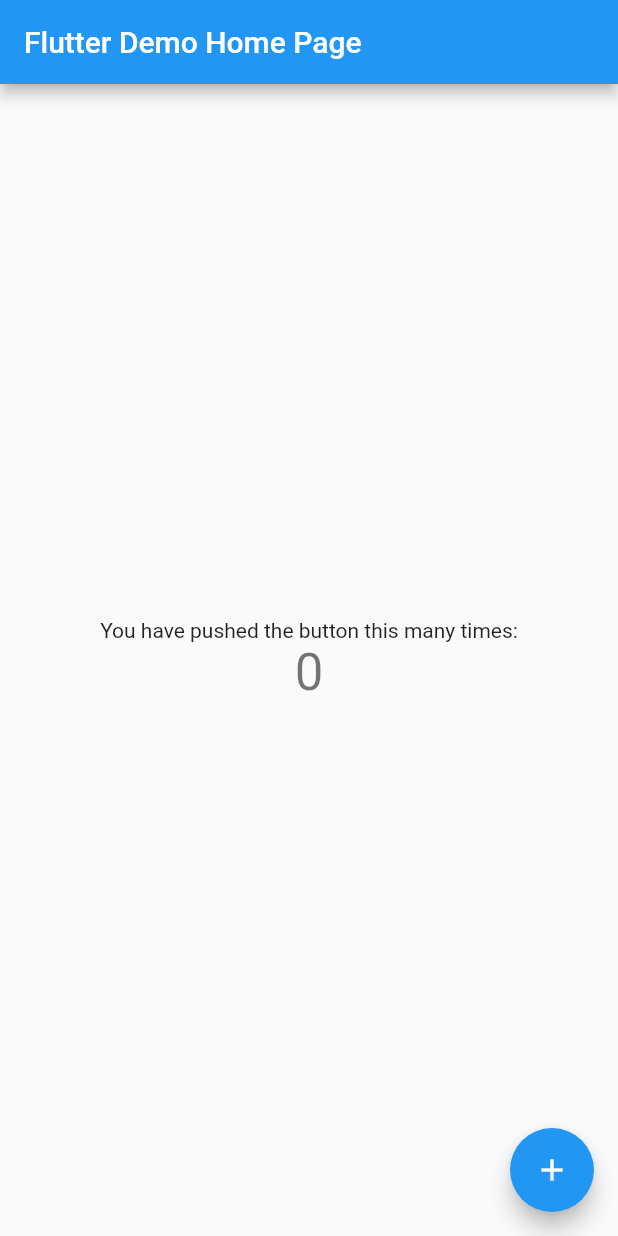
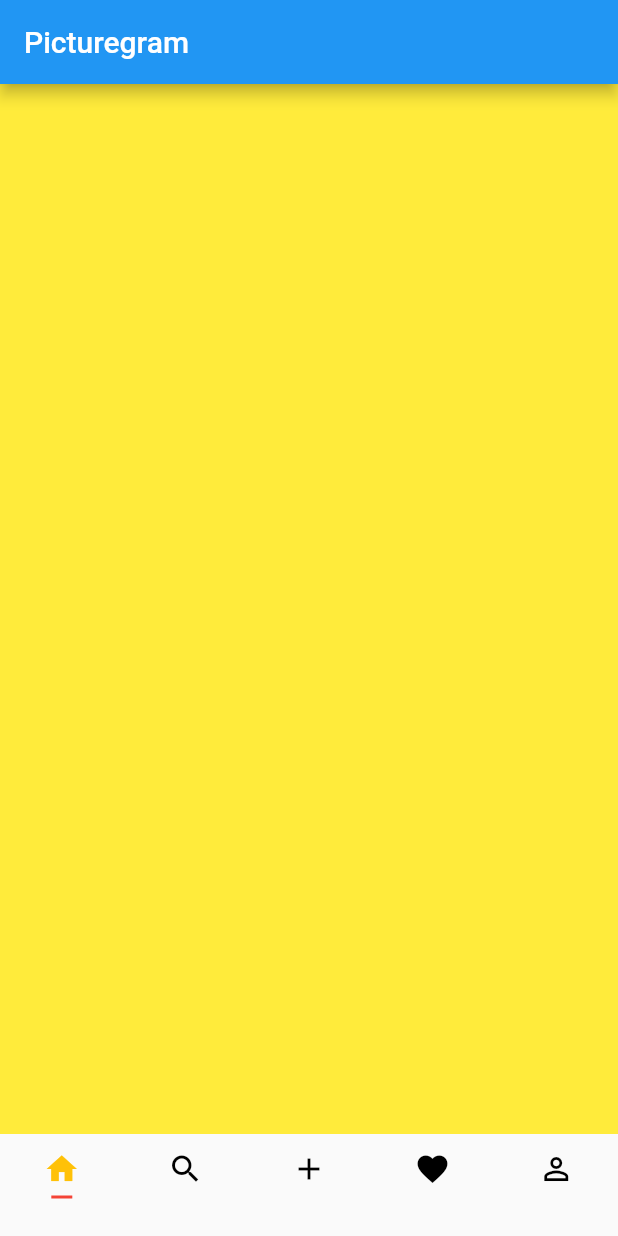
Before and after one commit to IAkinola/Flutter-Instagram-Clone, a Flutter app: the screen it shows after launch, on a phone screen of 412 x 824 dp. Run offline on Flutter 3.47's test engine with Material 2 defaults, Android fonts, the phone set to English and light mode, and no system bars.

Commit message:
Added individual pages with a navigation bar.

```diff
--- a/lib/main.dart
+++ b/lib/main.dart
@@ -20,92 +20,74 @@ class MyApp extends StatelessWidget {
         // is not restarted.
         primarySwatch: Colors.blue,
       ),
-      home: MyHomePage(title: 'Flutter Demo Home Page'),
+      home: HomeScreen(),
     );
   }
 }
 
-class MyHomePage extends StatefulWidget {
-  MyHomePage({Key key, this.title}) : super(key: key);
-
-  // This widget is the home page of your application. It is stateful, meaning
-  // that it has a State object (defined below) that contains fields that affect
-  // how it looks.
-
-  // This class is the configuration for the state. It holds the values (in this
-  // case the title) provided by the parent (in this case the App widget) and
-  // used by the build method of the State. Fields in a Widget subclass are
-  // always marked "final".
-
-  final String title;
-
+class HomeScreen extends StatefulWidget {
   @override
-  _MyHomePageState createState() => _MyHomePageState();
+  _HomeScreenState createState() => _HomeScreenState();
 }
 
-class _MyHomePageState extends State<MyHomePage> {
-  int _counter = 0;
-
-  void _incrementCounter() {
-    setState(() {
-      // This call to setState tells the Flutter framework that something has
-      // changed in this State, which causes it to rerun the build method below
-      // so that the display can reflect the updated values. If we changed
-      // _counter without calling setState(), then the build method would not be
-      // called again, and so nothing would appear to happen.
-      _counter++;
-    });
-  }
-
+class _HomeScreenState extends State<HomeScreen> {
   @override
   Widget build(BuildContext context) {
-    // This method is rerun every time setState is called, for instance as done
-    // by the _incrementCounter method above.
-    //
-    // The Flutter framework has been optimized to make rerunning build methods
-    // fast, so that you can just rebuild anything that needs updating rather
-    // than having to individually change instances of widgets.
-    return Scaffold(
-      appBar: AppBar(
-        // Here we take the value from the MyHomePage object that was created by
-        // the App.build method, and use it to set our appbar title.
-        title: Text(widget.title),
-      ),
-      body: Center(
-        // Center is a layout widget. It takes a single child and positions it
-        // in the middle of the parent.
-        child: Column(
-          // Column is also a layout widget. It takes a list of children and
-          // arranges them vertically. By default, it sizes itself to fit its
-          // children horizontally, and tries to be as tall as its parent.
-          //
-          // Invoke "debug painting" (press "p" in the console, choose the
-          // "Toggle Debug Paint" action from the Flutter Inspector in Android
-          // Studio, or the "Toggle Debug Paint" command in Visual Studio Code)
-          // to see the wireframe for each widget.
-          //
-          // Column has various properties to control how it sizes itself and
-          // how it positions its children. Here we use mainAxisAlignment to
-          // center the children vertically; the main axis here is the vertical
-          // axis because Columns are vertical (the cross axis would be
-          // horizontal).
-          mainAxisAlignment: MainAxisAlignment.center,
-          children: <Widget>[
-            Text(
-              'You have pushed the button this many times:',
-            ),
-            Text(
-              '$_counter',
-              style: Theme.of(context).textTheme.display1,
-            ),
-          ],
+    //Making The Pages For The App
+    return DefaultTabController(
+      length: 5,
+      initialIndex: 0,
+      child: Scaffold(
+        appBar: AppBar(
+          title: Text('Picturegram', textAlign: TextAlign.center,),
+        ),
+        body: TabBarView(children: [
+          Container(
+            color: Colors.yellow,
+          ),
+          Container(
+            color: Colors.orange,
+          ),
+          Container(
+            color: Colors.lightGreen,
+          ),
+          Container(
+            color: Colors.red,
+          ),
+          Container(
+            color: Colors.lightBlue,
+          ),
+        ]),
+
+        //Icons For The Bottom Navigation Bar
+        bottomNavigationBar: Container(
+          margin: EdgeInsets.only(bottom: 20),
+          child: TabBar(
+            tabs: [
+              Tab(
+                icon: Icon(Icons.home),
+              ),
+              Tab(
+                icon: Icon(Icons.search),
+              ),
+              Tab(
+                icon: Icon(Icons.add),
+              ),
+              Tab(
+                icon: Icon(Icons.favorite),
+              ),
+              Tab(
+                icon: Icon(Icons.perm_identity),
+              ),
+            ],
+            labelColor: Colors.amber,
+            unselectedLabelColor: Colors.black,
+            indicatorSize: TabBarIndicatorSize.label,
+            indicatorPadding: EdgeInsets.all(5.0),
+            indicatorColor: Colors.red,
+          ),
         ),
       ),
-      floatingActionButton: FloatingActionButton(
-        onPressed: _incrementCounter,
-        tooltip: 'Increment',
-        child: Icon(Icons.add),
-      ), // This trailing comma makes auto-formatting nicer for build methods.
-    );
+    ); // This trailing comma makes auto-formatting nicer for build methods.
   }
 }
```
